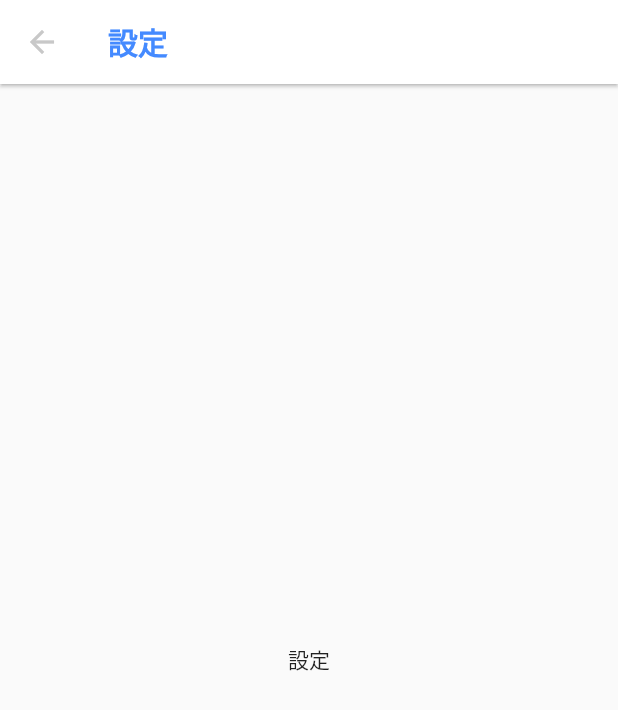
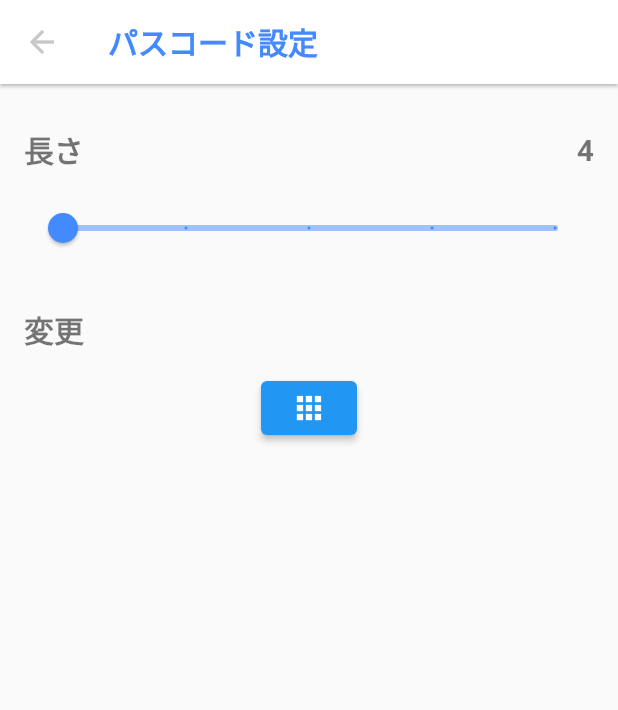
Before and after one commit to kolbe-ryo/password_app_2, a Flutter app: the ChangePasscord screen opened directly, on a phone screen of 412 x 824 dp. Shown: the top 710 px of the screen. Run offline on Flutter 3.47's test engine with Material 2 defaults, Android fonts, the phone set to English and light mode, and no system bars; our stand-ins replace flutter_riverpod, flutter_secure_storage, fluttertoast, freezed_annotation, local_auth; missing offline and left inert: passcode_screen; accounts and stored records are empty.

Commit message:
create PasscodeViewModel

```diff
--- /dev/null
+++ b/lib/view/component/atom/general_list_tile.dart
@@ -0,0 +1,19 @@
+import 'package:flutter/material.dart';
+import 'package:password_app_2/constants/style.dart';
+
+class GeneralListTile extends StatelessWidget {
+  const GeneralListTile(this.title, {Key? key}) : super(key: key);
+
+  final String title;
+
+  @override
+  Widget build(BuildContext context) {
+    return ListTile(
+      contentPadding: const EdgeInsets.only(top: kSpacing),
+      title: Text(
+        title,
+        style: kCaptionTextStyle,
+      ),
+    );
+  }
+}
--- /dev/null
+++ b/lib/view/component/atom/passcode_length_slider.dart
@@ -0,0 +1,24 @@
+import 'package:flutter/material.dart';
+import 'package:flutter_riverpod/flutter_riverpod.dart';
+import 'package:password_app_2/view/component/organisms/passcode_screen.dart';
+
+class PasscodeLengthSlider extends ConsumerWidget {
+  const PasscodeLengthSlider({Key? key}) : super(key: key);
+
+  @override
+  Widget build(BuildContext context, WidgetRef ref) {
+    return Slider(
+      activeColor: Colors.blueAccent,
+      inactiveColor: Colors.blueAccent.withOpacity(0.5),
+      thumbColor: Colors.blueAccent,
+      value: ref
+          .watch(passcodeProvider.select((state) => state.length))
+          .toDouble(),
+      min: 4,
+      max: 8,
+      divisions: 4,
+      onChanged: (value) =>
+          ref.read(passcodeProvider.notifier).changeLength(value.toInt()),
+    );
+  }
+}
--- a/lib/view/component/organisms/passcode_screen.dart
+++ b/lib/view/component/organisms/passcode_screen.dart
@@ -4,13 +4,12 @@ import 'package:flutter/material.dart';
 import 'package:flutter_riverpod/flutter_riverpod.dart';
 import 'package:passcode_screen/passcode_screen.dart';
 import 'package:password_app_2/model/local_passcode_model.dart';
-import 'package:password_app_2/view/component/molecules/app_dialog.dart';
 import 'package:password_app_2/view/life_cycle_detection_page.dart';
-import 'package:password_app_2/view_model/passcode_screen_view_model.dart';
+import 'package:password_app_2/view_model/passcode_view_model.dart';
 
 final passcodeProvider =
-    StateNotifierProvider<PasscodeScreenViewModel, LocalPasscodeModel>(
-        ((ref) => PasscodeScreenViewModel()));
+    StateNotifierProvider<PasscodeViewModel, LocalPasscodeModel>(
+        ((ref) => PasscodeViewModel()));
 
 class PasscodeScreenPage extends ConsumerStatefulWidget {
   const PasscodeScreenPage({Key? key}) : super(key: key);
@@ -26,11 +25,15 @@ class _PasscodeScreenPageState extends ConsumerState<PasscodeScreenPage> {
 
   @override
   Widget build(BuildContext context) {
+    return FutureBuilder(
+      future: ref.read(passcodeProvider.notifier).get(),
+      builder: (context, snapShot) {
+        if (snapShot.connectionState == ConnectionState.done) {
           final initPass =
               ref.watch(passcodeProvider.select((state) => state.initPass));
           return PasscodeScreen(
             title: Text(
-        initPass ? 'パスワードを入力してください\n初期設定は0000です' : 'パスワードを入力してください',
+              initPass ? 'パスコードを入力してください\n初期設定は0000です' : 'パスコードを入力してください',
               textAlign: TextAlign.center,
               style: const TextStyle(color: Colors.blue, fontSize: 20),
             ),
@@ -57,6 +60,11 @@ class _PasscodeScreenPageState extends ConsumerState<PasscodeScreenPage> {
               ),
             ),
           );
+        } else {
+          return const SizedBox.shrink();
+        }
+      },
+    );
   }
 
   @override
--- a/lib/view/component/settings_page/change_passcord_page.dart
+++ b/lib/view/component/settings_page/change_passcord_page.dart
@@ -1,19 +1,59 @@
 import 'package:flutter/material.dart';
+import 'package:flutter_riverpod/flutter_riverpod.dart';
 import 'package:password_app_2/constants/style.dart';
+import 'package:password_app_2/view/component/atom/general_list_tile.dart';
+import 'package:password_app_2/view/component/atom/passcode_length_slider.dart';
+import 'package:password_app_2/view/component/organisms/passcode_screen.dart';
 
-class ChangePasscord extends StatelessWidget {
+class ChangePasscord extends ConsumerWidget {
   const ChangePasscord({Key? key}) : super(key: key);
 
   @override
-  Widget build(BuildContext context) {
+  Widget build(BuildContext context, WidgetRef ref) {
     return Scaffold(
       appBar: AppBar(
-        title: Text('設定'),
+        title: const Text('パスコード設定'),
         iconTheme: const IconThemeData(
           color: kGreyColor,
         ),
       ),
-      body: Center(child: Text('設定')),
+      body: Padding(
+        padding: const EdgeInsets.symmetric(horizontal: kSpacing),
+        child: Column(
+          children: [
+            ListTile(
+              contentPadding: const EdgeInsets.only(top: kSpacing),
+              title: Text(
+                '長さ',
+                style: kCaptionTextStyle,
+              ),
+              trailing: Text(
+                ref.watch(
+                  passcodeProvider.select((state) => state.length.toString()),
+                ),
+                style: kCaptionTextStyle,
+              ),
+            ),
+            PasscodeLengthSlider(),
+            GeneralListTile('変更'),
+            ElevatedButton(
+              onPressed: () => _pushForChangePasscode(context, false),
+              child: Icon(Icons.apps),
+            ),
+          ],
+        ),
+      ),
+    );
+  }
+
+  Future<void> _pushForChangePasscode(BuildContext context, bool opaque) async {
+    await Navigator.push(
+      context,
+      PageRouteBuilder(
+        opaque: opaque,
+        pageBuilder: (context, animation, secondaryAnimation) =>
+            const PasscodeScreenPage(),
+      ),
     );
   }
 }
--- a/lib/view/registration_order_page.dart
+++ b/lib/view/registration_order_page.dart
@@ -1,6 +1,5 @@
 import 'package:flutter/material.dart';
 import 'package:flutter_riverpod/flutter_riverpod.dart';
-import 'package:password_app_2/constants/style.dart';
 import 'package:password_app_2/state/id_password_save_model_list.dart';
 import 'package:password_app_2/view/component/atom/nothing_data_text.dart';
 import 'package:password_app_2/view/component/organisms/id_password_card.dart';
```
Also changed, not shown: lib/view/component/molecules/input_tile.dart (+2 -7 lines), lib/view_model/passcode_view_model.dart (renamed from lib/view_model/passcode_screen_view_model.dart, +10 -3 lines). Lines whose indentation alone changed are shown as unchanged.
